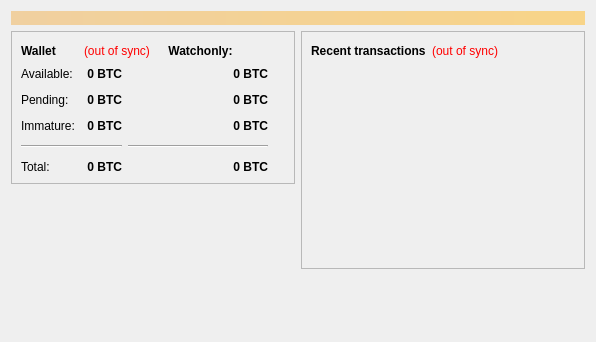
First picture: the form in src/qt/forms/overviewpage.ui, repository raffermeko/bitcoin, before the edit.
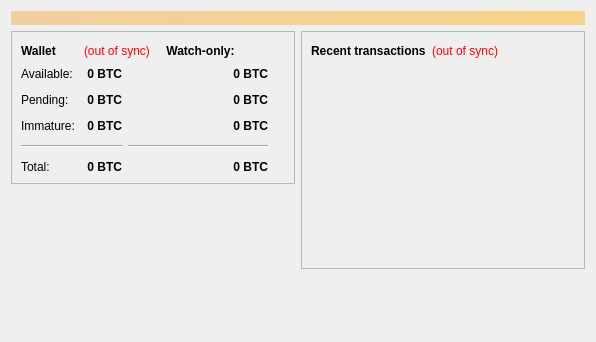
Second picture: the form after the edit.

Diff of the .ui file:
```diff
--- a/src/qt/forms/overviewpage.ui
+++ b/src/qt/forms/overviewpage.ui
@@ -89,7 +89,7 @@
                  </font>
                 </property>
                 <property name="text">
-                 <string>Watchonly:</string>
+                 <string>Watch-only:</string>
                 </property>
                 <property name="alignment">
                  <set>Qt::AlignCenter</set>
```
